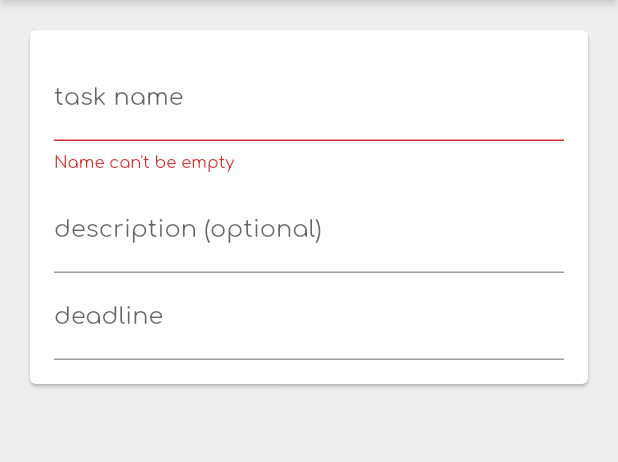
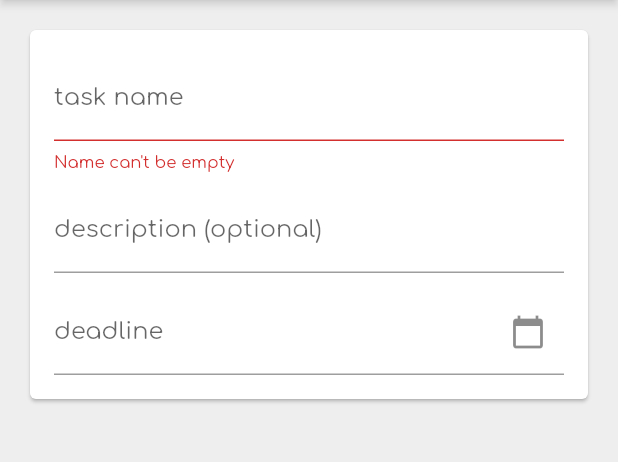
Before and after one commit to didrikeilertsen/easyTask, a Flutter app: the EditTaskScreen screen opened directly with empty values, after a tap on "Save", on a phone screen of 412 x 824 dp, the part 84-546 px from its top. Run offline on Flutter 3.47's test engine with Material 2 defaults, Android fonts, the phone set to English and light mode, and no system bars; our stand-ins replace cloud_firestore, firebase_auth, firebase_core, firebase_storage, flutter_riverpod, google_sign_in and 4 more; accounts and stored records are empty; network calls fail.

Commit message:
implemented logic to add deadline to a task

```diff
--- a/project/lib/models/task.dart
+++ b/project/lib/models/task.dart
@@ -7,12 +7,8 @@ class Task {
   // The description of the task.
   String description;
 
-  // Whether or not the task has been completed.
-  bool done;
-
-  //TODO: stretch-goal  -- if not: remove deadline from ui
   // The (optional) deadline of the task.
-  //String? deadline;
+  String? deadline;
 
 
   String id;
@@ -20,30 +16,26 @@ class Task {
   Task({
     this.title = "task title",
     this.description = "task description",
-    this.done = false,
-    // this.deadline
+    this.deadline,
     this.id = "id",
   });
 
   /// Returns the data content of the task as a dynamic list.
   List<dynamic> values() {
     return [
-      title, description, done,
-      // deadline
+      title, description, deadline
     ];
   }
 
   factory Task.fromMap(Map<String, dynamic> data, String documentId) {
     final String title = data["title"];
     final String description = data["description"];
-    //final String deadline = (data["deadline"]);
-    final bool done = (data["done"]);
+    final String deadline = (data["deadline"]);
     return Task(
       id: documentId,
       title: title,
       description: description,
-      // deadline: deadline,
-      done: done,
+      deadline: deadline,
     );
   }
 
@@ -52,8 +44,7 @@ class Task {
     return {
       "title": title,
       "description": description,
-      "done": done,
-      // "deadline": deadline,
+      "deadline": deadline,
     };
   }
 }
--- a/project/lib/screens/task/edit_task_screen.dart
+++ b/project/lib/screens/task/edit_task_screen.dart
@@ -1,6 +1,8 @@
 import 'package:cloud_firestore/cloud_firestore.dart';
+import 'package:flutter/foundation.dart';
 import 'package:flutter/material.dart';
 import 'package:flutter_riverpod/flutter_riverpod.dart';
+import 'package:intl/intl.dart';
 import 'package:phosphor_flutter/phosphor_flutter.dart';
 import 'package:project/models/project.dart';
 import 'package:project/widgets/appbar_button.dart';
@@ -29,13 +31,17 @@ class EditTaskScreen extends ConsumerStatefulWidget {
   EditTaskScreenState createState() => EditTaskScreenState();
 }
 
+//TODO  bug når man oppdaterer task: en ny task lages hvis navn oppdateres. må implementere samme logikk som jeg gjorde i project
+
 class EditTaskScreenState extends ConsumerState<EditTaskScreen> {
   final _formKey = GlobalKey<FormState>();
-
   String _title = "";
   String _description = "";
+  String? _deadline = "";
+  DateTime? date = DateTime.now();
 
-  // String _deadline= "";
+  final TextEditingController dateController = TextEditingController();
+  final TextEditingController controller = TextEditingController();
 
   @override
   void initState() {
@@ -43,7 +49,9 @@ class EditTaskScreenState extends ConsumerState<EditTaskScreen> {
     if (widget.task != null) {
       _title = widget.task!.title;
       _description = widget.task!.description;
-      //_deadline = widget.task!.deadline;
+      if (widget.task!.deadline != null) {
+        _deadline = widget.task!.deadline;
+      }
     }
   }
 
@@ -63,7 +71,8 @@ class EditTaskScreenState extends ConsumerState<EditTaskScreen> {
     final auth = ref.watch(authenticationProvider);
     if (_validateAndSaveForm()) {
       try {
-        final task = Task(title: _title, description: _description);
+        final task =
+            Task(title: _title, description: _description, deadline: _deadline);
         database.addTask(auth.currentUser!.uid, widget.project, task);
         Navigator.of(context).pop();
       } on FirebaseException catch (e) {
@@ -117,11 +126,35 @@ class EditTaskScreenState extends ConsumerState<EditTaskScreen> {
         initialValue: _description,
         onSaved: (value) => _description = value!,
       ),
-      TextFormField(
-        decoration: const InputDecoration(labelText: 'deadline'),
-        initialValue: _description,
-        //onSaved: (value) => _deadline = value!,
-      ),
+      const SizedBox(height: 10),
+      TextField(
+          controller: dateController,
+          onChanged: (value) => _deadline = value,
+          decoration: const InputDecoration(
+            suffixIcon: Icon(Icons.calendar_today),
+            labelText: "deadline",
+          ),
+          readOnly: true,
+          onTap: () async {
+            DateTime? pickedDate = await showDatePicker(
+                context: context,
+                initialDate: DateTime.now(),
+                firstDate: DateTime(2021),
+                lastDate: DateTime(2101));
+
+            if (pickedDate != null) {
+              String dateString = DateFormat('dd/MM/yyyy').format(pickedDate);
+
+              setState(() {
+                dateController.text = dateString;
+                _deadline = dateString;
+              });
+            } else {
+              if (kDebugMode) {
+                print("Date is not selected");
+              }
+            }
+          }),
     ];
   }
 
```
Also changed, not shown: project/assets/images/blurryBackground.png (added).
